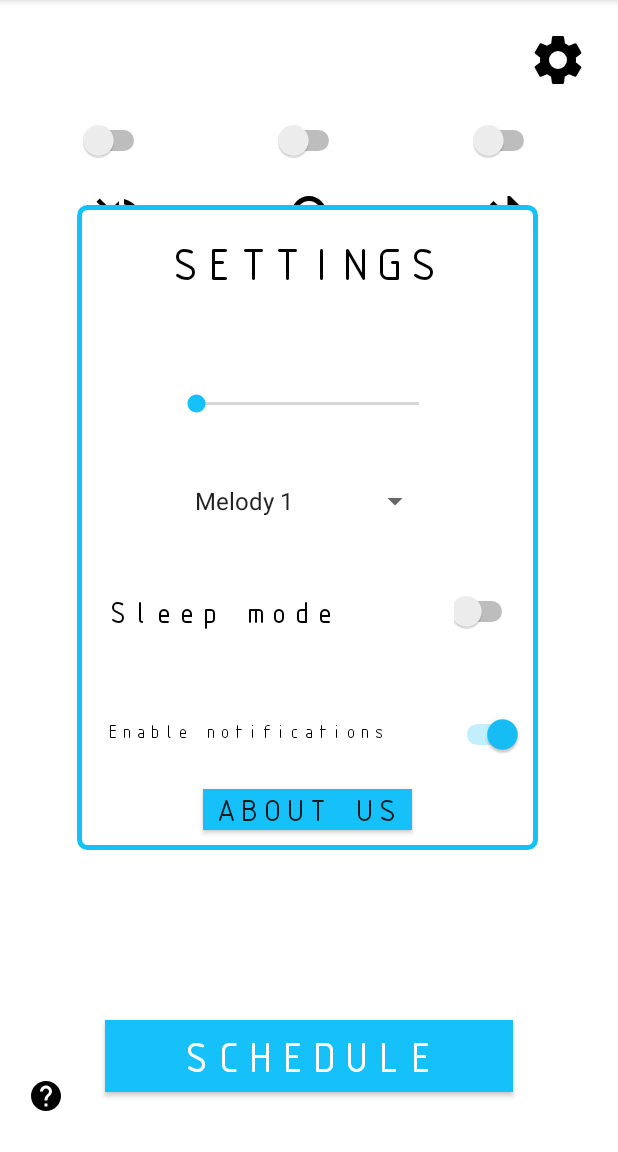
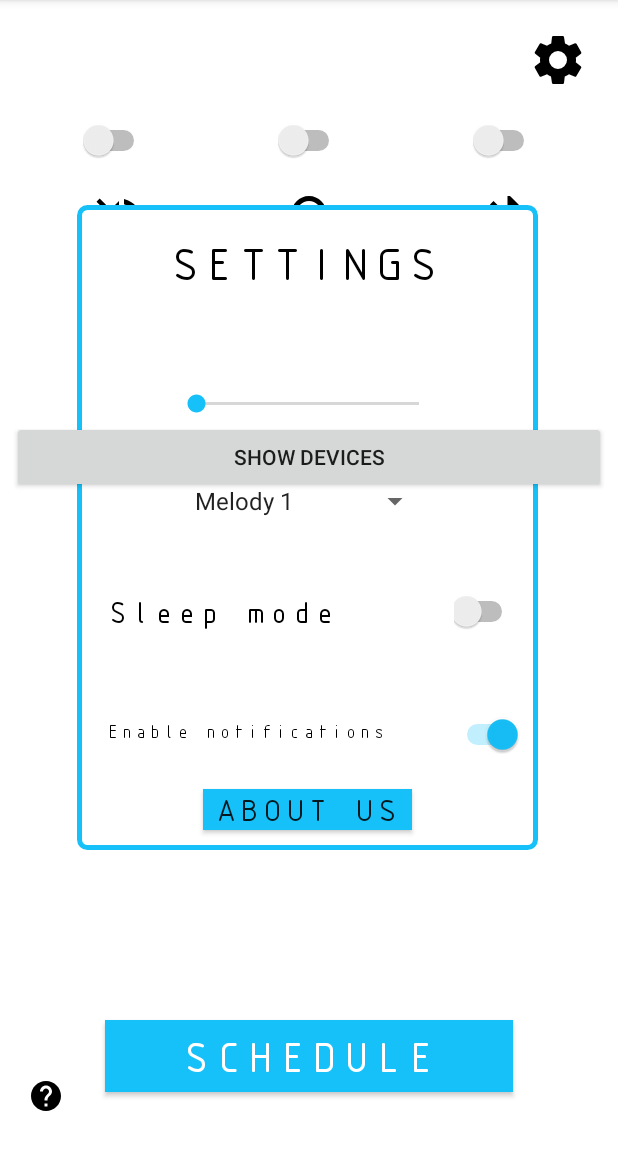
Before and after one commit to aesdhrill/ThePiller, an Android app: the screen it shows after launch (MainActivity), after a tap on an icon or button, on a phone screen of 412 x 824 dp, the part 84-1236 px from its top. Run offline under Robolectric (Android 15) with nearby library versions, the light colour scheme and no system bars; 2 statements that could not run were skipped.

Commit message:
ListView works, partly;
ToDo: Update listview with change bt state. Refresh on enable. Fix crash on second turning on of bt attempt. Implement services, threads, BroadcastReceiver.

```diff
--- a/app/src/main/res/layout/activity_main.xml
+++ b/app/src/main/res/layout/activity_main.xml
@@ -212,6 +212,16 @@
         app:layout_constraintVertical_bias="0.976"
         app:srcCompat="@drawable/ic_help_black_24dp" />
 
+    <Button
+        android:id="@+id/buttonCloseBTTest"
+        android:layout_width="match_parent"
+        android:layout_height="wrap_content"
+        android:text="hide"
+        android:visibility="invisible"
+        app:layout_constraintBottom_toTopOf="@+id/appName"
+        app:layout_constraintEnd_toEndOf="@+id/btConnection"
+        app:layout_constraintStart_toStartOf="@+id/btConnection" />
+
     <RelativeLayout
         android:id="@+id/btConnection"
         android:layout_width="334dp"
@@ -228,13 +238,6 @@
         app:layout_constraintTop_toBottomOf="@+id/appName">
 
         <Button
-            android:id="@+id/buttonCloseBTTest"
-            android:layout_width="match_parent"
-            android:layout_height="wrap_content"
-            android:text="hide"
-            android:visibility="visible" />
-
-        <Button
             android:id="@+id/discoverButton"
             android:layout_width="match_parent"
             android:layout_height="wrap_content"
@@ -246,7 +249,8 @@
             android:id="@+id/pairedDevices"
             android:layout_width="wrap_content"
             android:layout_height="0dp"
-            android:layout_alignTop="@id/btConnectionName"
+            android:layout_above="@id/discoverButton"
+            android:layout_below="@id/btConnectionName"
             android:layout_alignParentBottom="true"
             android:layout_centerHorizontal="true"
             android:layout_marginBottom="50sp"
@@ -258,7 +262,8 @@
             android:id="@+id/discoveredDevices"
             android:layout_width="wrap_content"
             android:layout_height="0dp"
-            android:layout_alignTop="@id/btConnectionName"
+            android:layout_above="@id/discoverButton"
+            android:layout_below="@id/btConnectionName"
             android:layout_alignParentBottom="true"
             android:layout_centerHorizontal="true"
             android:focusable="true"
@@ -471,4 +476,21 @@
 
     </RelativeLayout>
 
+    <Button
+        android:id="@+id/btShowButtonTest"
+        android:layout_width="0dp"
+        android:layout_height="wrap_content"
+        android:layout_marginStart="8dp"
+        android:layout_marginLeft="8dp"
+        android:layout_marginEnd="8dp"
+        android:layout_marginRight="8dp"
+        android:text="Show devices"
+        app:layout_constraintBottom_toBottomOf="parent"
+        app:layout_constraintEnd_toEndOf="parent"
+        app:layout_constraintHorizontal_bias="0.53"
+        app:layout_constraintStart_toStartOf="parent"
+        app:layout_constraintTop_toTopOf="parent"
+        app:layout_constraintVertical_bias="0.39"
+        tools:visibility="invisible" />
+
 </androidx.constraintlayout.widget.ConstraintLayout>
```
